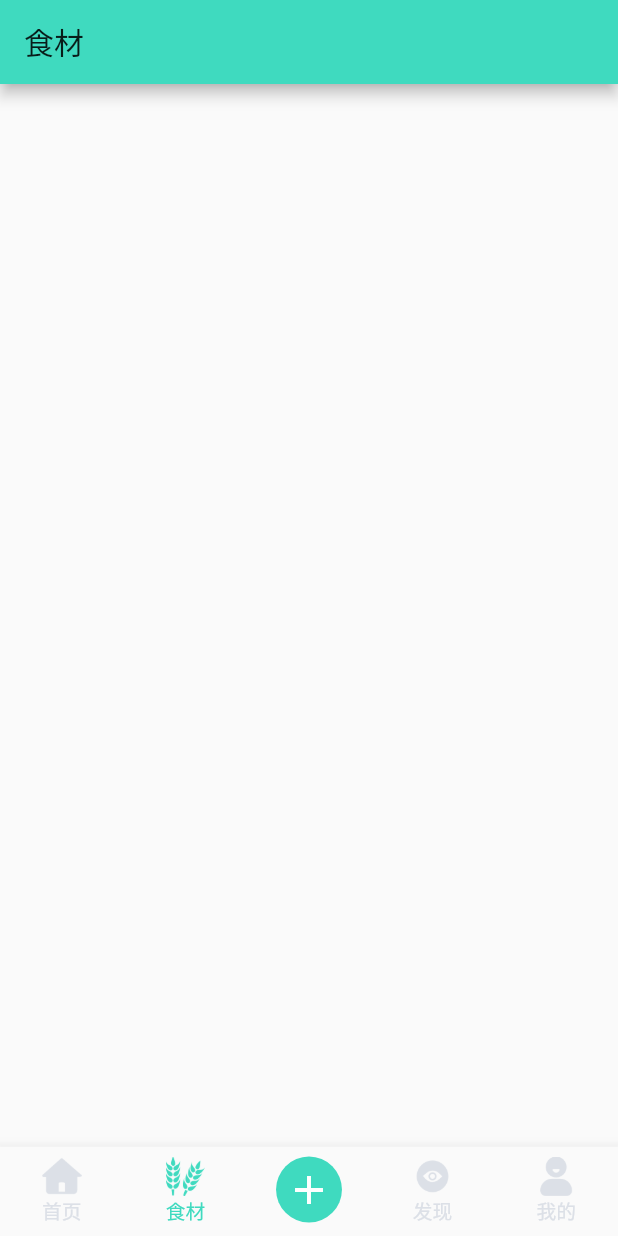
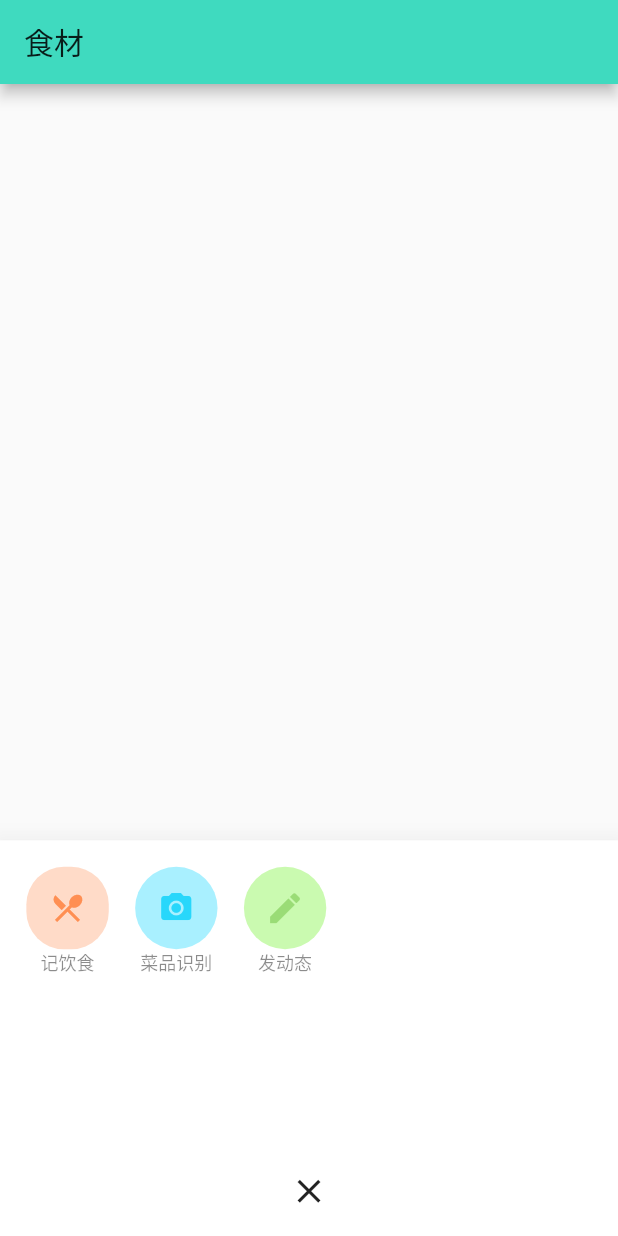
Before and after one commit to obulks/healthy-diet-housekeeper-app, a Flutter app: the screen it shows after launch, item 2 of the bottom bar chosen, after a tap on the "add" icon, on a phone screen of 412 x 824 dp. Run offline on Flutter 3.47's test engine with Material 2 defaults, Android fonts, the phone set to English and light mode, and no system bars.

Commit message:
完成TabBar和BottomSheet的基本框架

```diff
--- a/lib/common/store.dart
+++ b/lib/common/store.dart
@@ -1,6 +1,6 @@
 import 'package:flutter/material.dart';
 
-class LocalStore extends ChangeNotifier {
+class Store extends ChangeNotifier {
   int _count = 0;
 
   get count => _count;
--- a/lib/main.dart
+++ b/lib/main.dart
@@ -1,4 +1,7 @@
+import 'dart:io';
+
 import 'package:flutter/material.dart';
+import 'package:flutter/services.dart';
 import 'package:provider/provider.dart';
 import './routes/app_home_screen.dart';
 import './routes/home_page.dart';
@@ -14,11 +17,19 @@ void main() {
     /// can use [MyApp] while mocking the providers
     MultiProvider(
       providers: [
-        ChangeNotifierProvider(create: (_) => LocalStore()),
+        ChangeNotifierProvider(create: (_) => Store()),
       ],
       child: App(),
     ),
   );
+  if(Platform.isAndroid){
+    SystemUiOverlayStyle style = SystemUiOverlayStyle(
+        statusBarColor: Colors.transparent,
+        //设置状态栏的图标和字体的颜色
+        statusBarIconBrightness: Brightness.light,
+    );
+    SystemChrome.setSystemUIOverlayStyle(style);
+  }
 }
 
 class App extends StatelessWidget {
--- a/lib/routes/app_home_screen.dart
+++ b/lib/routes/app_home_screen.dart
@@ -3,9 +3,11 @@ import 'package:healthy_diet_housekeeper/routes/find_page.dart';
 import 'package:healthy_diet_housekeeper/routes/food_page.dart';
 import 'package:healthy_diet_housekeeper/routes/home_page.dart';
 import 'package:healthy_diet_housekeeper/routes/my_page.dart';
+import 'package:healthy_diet_housekeeper/widgets/bottom_sheet_content.dart';
 import '../common/size_fit.dart';
 import '../common/int_extension.dart';
 import '../common/double_extension.dart';
+import 'dart:math' as math;
 
 class AppHomeScreen extends StatefulWidget {
   @override
@@ -16,11 +18,8 @@ class _AppHomeScreenState extends State<AppHomeScreen> {
   int _tabIndex = 0;
   var tabImages;
   var appBarTitles = ['首页', '食材', '', '发现', '我的'];
-  /*
-   * 存放5个页面，跟fragmentList一样
-   */
   var _pageList;
-
+  final _bottomSheetScaffoldKey = GlobalKey<ScaffoldState>();
   /*
    * 根据选择获得对应的normal或是press的img
    */
@@ -73,11 +72,15 @@ class _AppHomeScreenState extends State<AppHomeScreen> {
     ];
   }
 
+  static const FloatingActionButtonLocation centerDocked =
+      _CenterDockedFloatingActionButtonLocation();
+
   @override
   Widget build(BuildContext context) {
     SizeFit.initialize(context);
     initData();
     return Scaffold(
+      key: _bottomSheetScaffoldKey,
       body: _pageList[_tabIndex],
       bottomNavigationBar: new BottomNavigationBar(
         currentIndex: _tabIndex,
@@ -98,39 +101,90 @@ class _AppHomeScreenState extends State<AppHomeScreen> {
               icon: getTabIcon(4), label: '${appBarTitles[4]}'),
         ],
         onTap: (index) {
-          setState(() {
-            _tabIndex = index;
-          });
+          if (index != 2) {
+            setState(() {
+              _tabIndex = index;
+            });
+          }
         },
       ),
       floatingActionButton: Container(
         width: 40.px,
         height: 40.px,
         child: FloatingActionButton(
-          child: Icon(Icons.add, size: 32),
+          child: Icon(Icons.add, size: 24.px),
           backgroundColor: Theme.of(context).primaryColor,
           elevation: 0,
           highlightElevation: 0,
-          onPressed: () {},
+          onPressed: _openModalBottomSheet,
         ),
       ),
-      floatingActionButtonLocation: CustomFloatingActionButtonLocation(
-        location: FloatingActionButtonLocation.centerDocked,
-        offsetX: 0,
-        offsetY: 26.px,
-      ),
+      floatingActionButtonLocation: centerDocked,
     );
   }
+
+  void _openModalBottomSheet() async {
+    final option = await showModalBottomSheet(
+      context: context,
+      elevation: 16,
+      builder: (context) => BottomSheetContent(),
+      barrierColor: Colors.transparent,
+    );
+    if (option != null) {
+      switch(option) {
+        case 0:
+          print('记饮食');
+          break;
+        case 1:
+          print('菜品识别');
+          break;
+        case 2:
+          print('发动态');
+          break;
+      }
+    }
+  }
 }
-class CustomFloatingActionButtonLocation extends FloatingActionButtonLocation {
-  FloatingActionButtonLocation location;
-  double offsetX; // X方向的偏移量
-  double offsetY; // Y方向的偏移量
-  CustomFloatingActionButtonLocation({this.location, this.offsetX, this.offsetY});
+
+class _CenterDockedFloatingActionButtonLocation
+    extends _DockedFloatingActionButtonLocation {
+  const _CenterDockedFloatingActionButtonLocation();
 
   @override
   Offset getOffset(ScaffoldPrelayoutGeometry scaffoldGeometry) {
-    Offset offset = location.getOffset(scaffoldGeometry);
-    return Offset(offset.dx + offsetX, offset.dy + offsetY);
+    final double fabX = (scaffoldGeometry.scaffoldSize.width -
+            scaffoldGeometry.floatingActionButtonSize.width) /
+        2.0;
+    final double fabY = (scaffoldGeometry.scaffoldSize.height -
+            scaffoldGeometry.floatingActionButtonSize.height) -
+        7.px;
+    // 返回要设置的坐标
+    return Offset(fabX, fabY);
   }
 }
+
+abstract class _DockedFloatingActionButtonLocation
+    extends FloatingActionButtonLocation {
+  const _DockedFloatingActionButtonLocation();
+  @protected
+  double getDockedY(ScaffoldPrelayoutGeometry scaffoldGeometry) {
+    final double contentBottom = scaffoldGeometry.contentTop;
+    final double appBarHeight = scaffoldGeometry.bottomSheetSize.height;
+    final double fabHeight = scaffoldGeometry.floatingActionButtonSize.height;
+    final double snackBarHeight = scaffoldGeometry.snackBarSize.height;
+
+    double fabY = contentBottom - fabHeight / 2.0;
+    if (snackBarHeight > 0.0)
+      fabY = math.min(
+          fabY,
+          contentBottom -
+              snackBarHeight -
+              fabHeight -
+              kFloatingActionButtonMargin);
+    if (appBarHeight > 0.0)
+      fabY = math.min(fabY, contentBottom - appBarHeight - fabHeight / 2.0);
+
+    final double maxFabY = scaffoldGeometry.scaffoldSize.height - fabHeight;
+    return math.min(maxFabY, fabY);
+  }
+}
--- /dev/null
+++ b/lib/widgets/bottom_sheet_content.dart
@@ -0,0 +1,156 @@
+import 'package:flutter/cupertino.dart';
+import 'package:flutter/material.dart';
+import '../common/size_fit.dart';
+import '../common/int_extension.dart';
+import '../common/double_extension.dart';
+
+class BottomSheetContent extends StatefulWidget {
+  @override
+  _BottomSheetContentState createState() => _BottomSheetContentState();
+}
+
+class _BottomSheetContentState extends State<BottomSheetContent> {
+  @override
+  Widget build(BuildContext context) {
+    var _mediaQueryData = MediaQuery.of(context);
+    SizeFit.initialize(context);
+    return Container(
+      decoration: BoxDecoration(
+        color: Colors.white,
+      ),
+      // height: MediaQuery.of(context).size.height / 2,
+      height: 240.px,
+      width: MediaQuery.of(context).size.width,
+      child: Stack(
+        children: [
+          Positioned(
+            top: 16.px,
+            left: 16.px,
+            child: Column(
+              children: [
+                Container(
+                  width: 50.px,
+                  height: 50.px,
+                  child: RaisedButton(
+                    padding: EdgeInsets.all(0),
+                    color: Color(0xffffb791).withOpacity(0.5),
+                    splashColor: Colors.transparent,
+                    elevation: 0,
+                    highlightElevation: 1,
+                    shape: RoundedRectangleBorder(
+                      borderRadius: BorderRadius.circular(25),
+                    ),
+                    onPressed: () {
+                      // 传递参数 0、1、2 给上一个页面，表示第一个选项、第二......
+                      Navigator.pop(context, 0);
+                    },
+                    child: Icon(
+                      Icons.restaurant_menu,
+                      color: Color(0xffff8f53),
+                    ),
+                  ),
+                ),
+                Text(
+                  '记饮食',
+                  style: TextStyle(
+                      color: Colors.black45,
+                      fontSize: 12,
+                      fontWeight: FontWeight.w500),
+                ),
+              ],
+            ),
+          ),
+          Positioned(
+            top: 16.px,
+            left: 82.px,
+            child: Column(
+              children: [
+                Container(
+                  width: 50.px,
+                  height: 50.px,
+                  child: RaisedButton(
+                    padding: EdgeInsets.all(0),
+                    color: Color(0xff53e2ff).withOpacity(0.5),
+                    splashColor: Colors.transparent,
+                    elevation: 0,
+                    highlightElevation: 1,
+                    shape: RoundedRectangleBorder(
+                      borderRadius: BorderRadius.circular(25.px),
+                    ),
+                    onPressed: () {
+                      Navigator.pop(context, 1);
+                    },
+                    child: Icon(
+                      Icons.camera_alt,
+                      color: Color(0xff28d7fb),
+                    ),
+                  ),
+                ),
+                Text(
+                  '菜品识别',
+                  style: TextStyle(
+                      color: Colors.black45,
+                      fontSize: 12,
+                      fontWeight: FontWeight.w500),
+                ),
+              ],
+            ),
+          ),
+          Positioned(
+            top: 16.px,
+            left: 148.px,
+            child: Column(
+              children: [
+                Container(
+                  width: 50.px,
+                  height: 50.px,
+                  child: RaisedButton(
+                    padding: EdgeInsets.all(0),
+                    splashColor: Colors.transparent,
+                    color: Color(0xff96f562).withOpacity(0.5),
+                    elevation: 0,
+                    shape: RoundedRectangleBorder(
+                      borderRadius: BorderRadius.circular(25.px),
+                    ),
+                    onPressed: () {
+                      Navigator.pop(context, 2);
+                    },
+                    child: Icon(
+                      Icons.edit,
+                      size: 24.px,
+                      color: Color(0xff9adc76),
+                    ),
+                  ),
+                ),
+                Text(
+                  '发动态',
+                  style: TextStyle(
+                      color: Colors.black45,
+                      fontSize: 12,
+                      fontWeight: FontWeight.w500),
+                ),
+              ],
+            ),
+          ),
+          Positioned(
+            left: _mediaQueryData.size.width / 2 - 20.px,
+            bottom: 7.px,
+            child: GestureDetector(
+              child: Container(
+                width: 40.px,
+                height: 40.px,
+                child: Icon(
+                  Icons.close,
+                  size: 24.px,
+                ),
+              ),
+              onTap: () {
+                Navigator.pop(context);
+              },
+            ),
+          ),
+        ],
+      ),
+    );
+  }
+}
```
